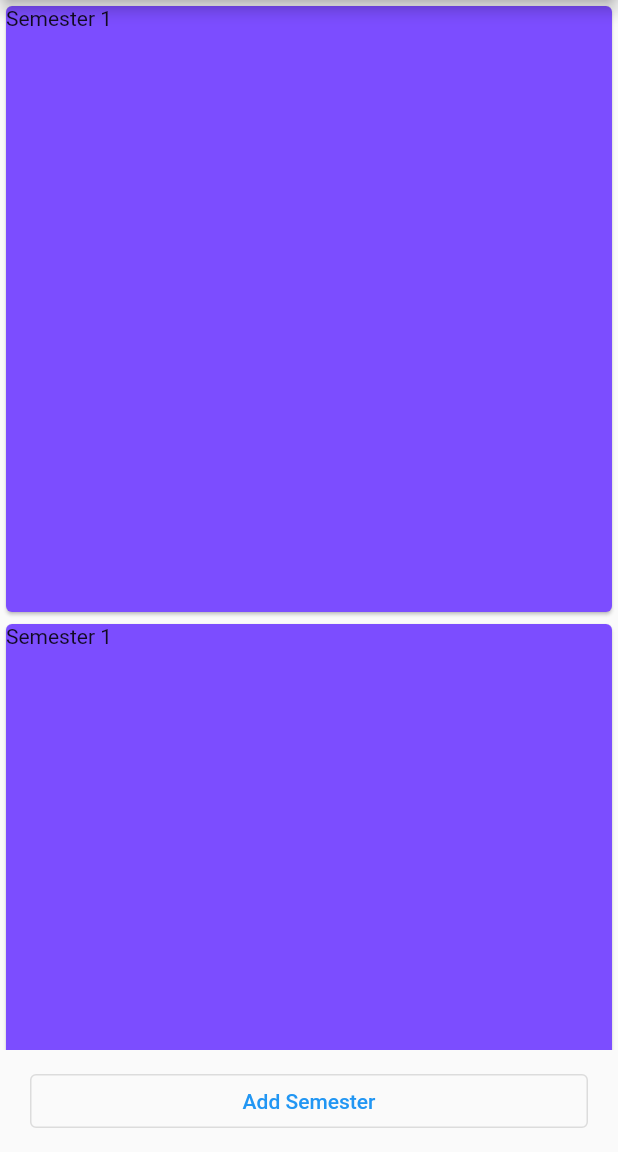
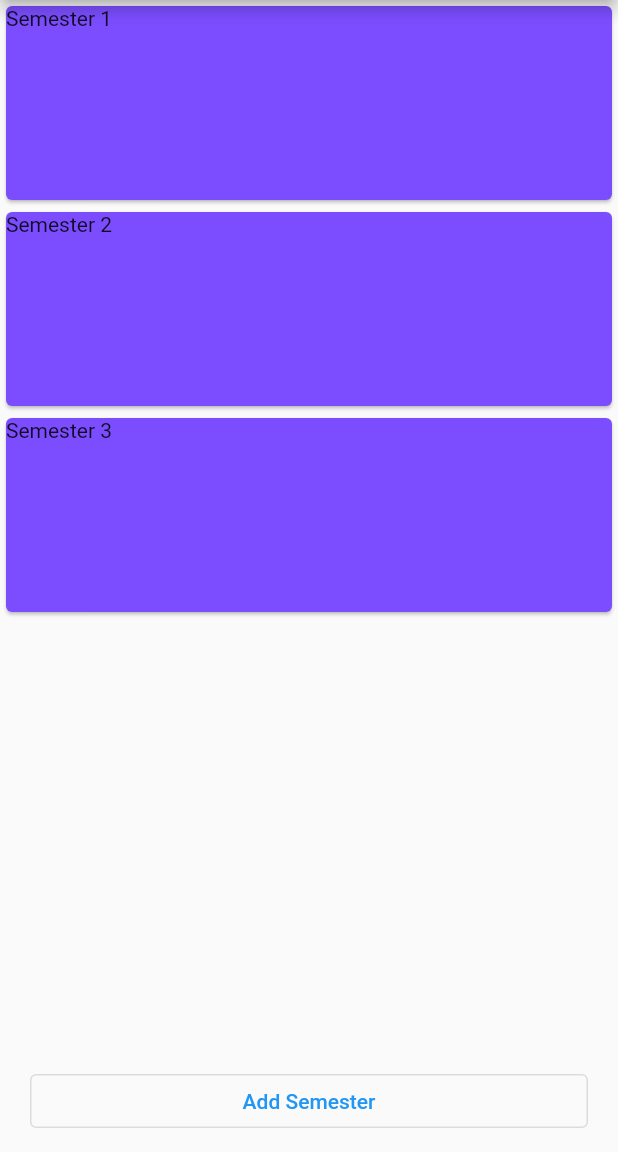
Before and after one commit to Ishad-M-I-M/gpa_calculator, a Flutter app: the screen it shows after launch, on a phone screen of 412 x 824 dp, the part 84-1236 px from its top. Run offline on Flutter 3.47's test engine with Material 2 defaults, Android fonts, the phone set to English and light mode, and no system bars.

Commit message:
fixed the issues in navigating to semester screen

```diff
--- a/lib/screens/home_screen.dart
+++ b/lib/screens/home_screen.dart
@@ -41,8 +41,9 @@
           Flexible(
             child: GridView.count(
               crossAxisCount: 1,
+              childAspectRatio: 3,
               children: semesters.map((sem){
-                return SemesterCard(semester: sem.semester, onTap: ()=> navigateToSemesterScreen(context, sem.semester),);
+                return SemesterCard(semester: sem.semester, onTap: (ctx)=> navigateToSemesterScreen(context, sem.semester),);
               }).toList(),
             ),
           ),
--- a/lib/screens/semester_screen.dart
+++ b/lib/screens/semester_screen.dart
@@ -7,7 +7,7 @@
   @override
   Widget build(BuildContext context) {
     return Scaffold(
-      appBar: AppBar(title: const Text("Semester screen"),),
+      appBar: AppBar(title: Text("Semester $number"),),
       body: const Center(child: Text("This is Semester Screen"),),
     );
   }
--- a/lib/widgets/semester_card.dart
+++ b/lib/widgets/semester_card.dart
@@ -9,9 +9,9 @@
   Widget build(BuildContext context) {
     return InkWell(
       onTap: () => onTap(context),
-      child: const Card(
+      child: Card(
         color: Colors.deepPurpleAccent,
-        child: Text("Semester 1"),
+        child: Text("Semester $semester"),
       ),
     );
   }
```
